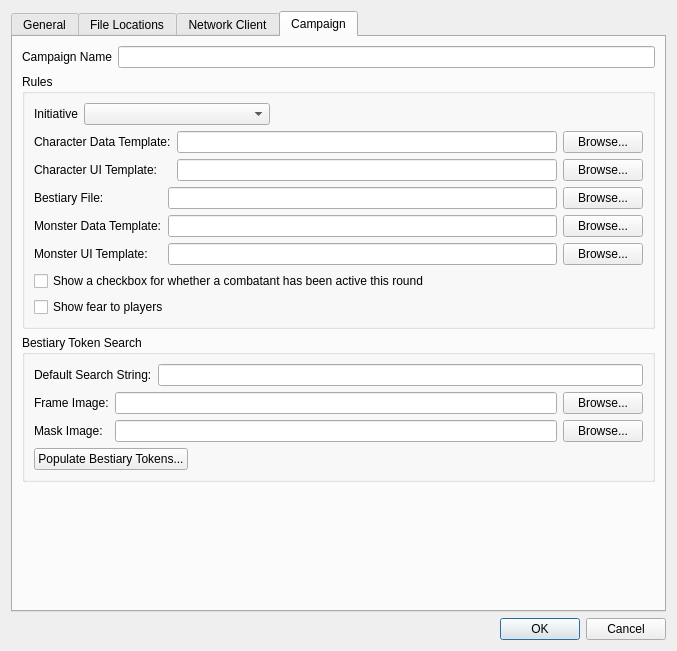
MMetze/DMHelper, file DMHelper/src/optionsdialog.ui: the form before one commit.
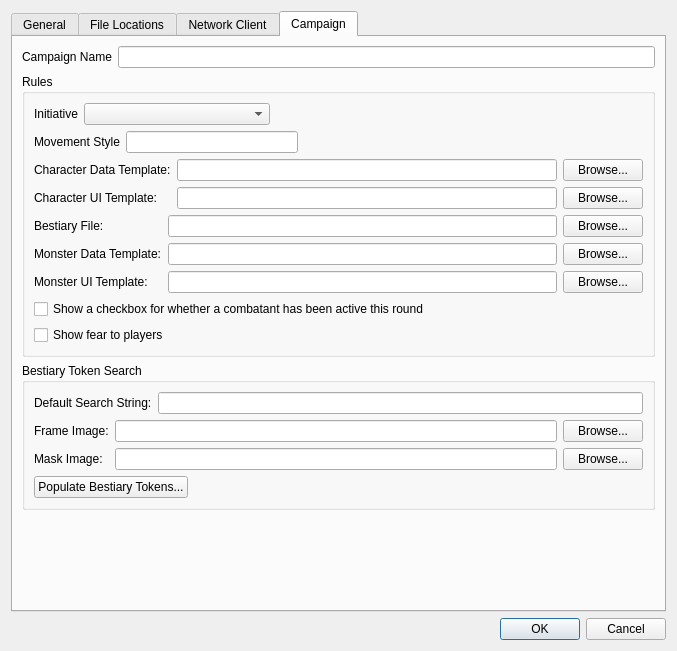
The form after the commit. The open tabs and pages were chosen to show the change. Icons and pictures are not drawn.

Commit message: Adding movement type to options

```diff
--- a/DMHelper/src/optionsdialog.ui
+++ b/DMHelper/src/optionsdialog.ui
@@ -876,6 +876,42 @@
             </item>
            </layout>
           </item>
+          <item>
+           <layout class="QHBoxLayout" name="horizontalLayout_21" stretch="0,1,2">
+            <item>
+             <widget class="QLabel" name="label_17">
+              <property name="sizePolicy">
+               <sizepolicy hsizetype="Preferred" vsizetype="Fixed">
+                <horstretch>0</horstretch>
+                <verstretch>0</verstretch>
+               </sizepolicy>
+              </property>
+              <property name="text">
+               <string>Movement Style</string>
+              </property>
+             </widget>
+            </item>
+            <item>
+             <widget class="QLineEdit" name="edtMovement"/>
+            </item>
+            <item>
+             <spacer name="horizontalSpacer_10">
+              <property name="orientation">
+               <enum>Qt::Horizontal</enum>
+              </property>
+              <property name="sizeType">
+               <enum>QSizePolicy::Preferred</enum>
+              </property>
+              <property name="sizeHint" stdset="0">
+               <size>
+                <width>40</width>
+                <height>20</height>
+               </size>
+              </property>
+             </spacer>
+            </item>
+           </layout>
+          </item>
           <item>
            <layout class="QHBoxLayout" name="horizontalLayout_19">
             <item>
```
Left out of the diff: 2 changed lines with no effect on the pictures. The commit also changes 12 other files.
